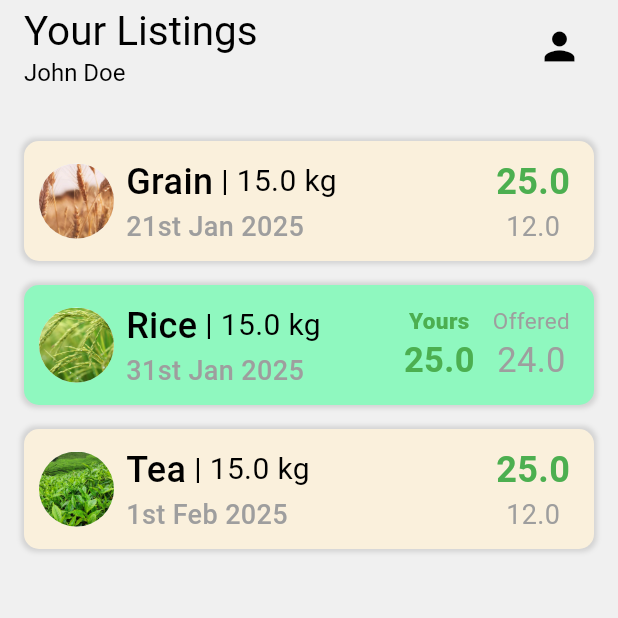
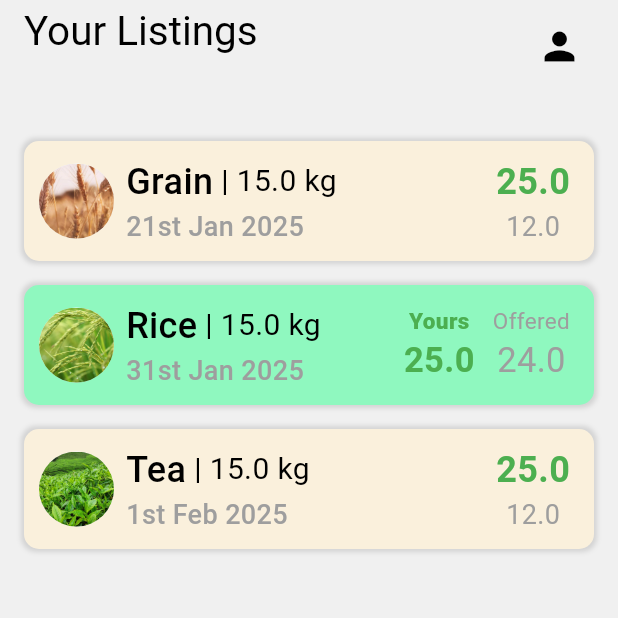
Before and after one commit to samiul1221/gdg_solutions, a Flutter app: the ListingPage screen opened directly with empty values, on a phone screen of 412 x 824 dp, the top half of it. Run offline on Flutter 3.47's test engine with Material 3 defaults, Android fonts, the phone set to English and light mode, and no system bars; drawn by our look-alikes of flutter_slidable; our stand-ins replace device_info_plus, firebase_auth, firebase_core, geolocator, image_picker, lottie and 1 more; accounts and stored records are empty; project files that could hold a hidden picture were left out.

Commit message:
To see username in listings

```diff
--- a/lib/farmer/listing_page.dart
+++ b/lib/farmer/listing_page.dart
@@ -4,7 +4,7 @@ import 'package:gdg_solution/utils/listing_list_tiles.dart';
 import 'package:gdg_solution/utils/crop_data_class.dart';
 
 class ListingPage extends StatefulWidget {
-    final String username;
+  final String username;
   final String role;
 
   ListingPage({super.key, required this.username, required this.role});
@@ -65,7 +65,7 @@ class _ListingPageState extends State<ListingPage> {
                 crossAxisAlignment: CrossAxisAlignment.start,
                 children: [
                   Text("Your Listings", style: TextStyle(fontSize: 27)),
-                  Text("John Doe", style: TextStyle(fontSize: 16)),
+                  Text(widget.username, style: TextStyle(fontSize: 16)),
                 ],
               ),
               // DropdownButton<String>(
```
